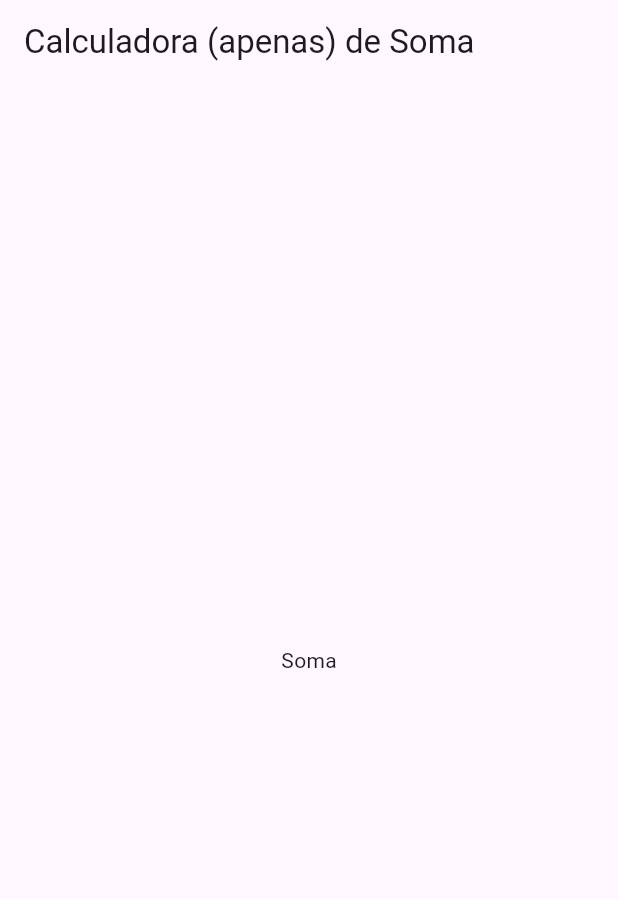
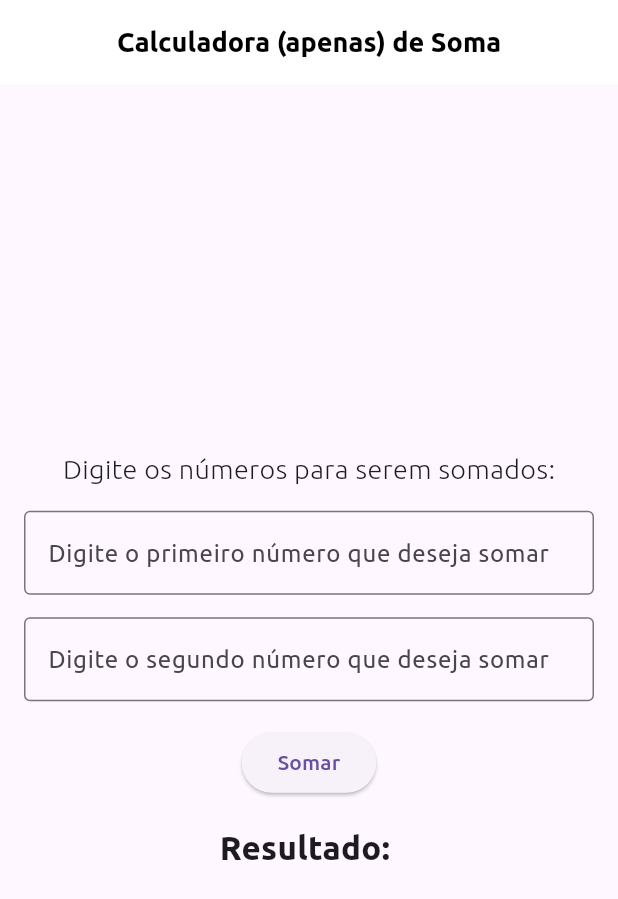
Before and after one commit to gabrsantos1/sum-app, a Flutter app: the screen it shows after launch, on a phone screen of 412 x 824 dp. Shown: the top 899 px of the screen. Run offline on Flutter 3.47's test engine with Material 3 defaults, Android fonts, the light colour scheme and no system bars; project files that could hold a hidden picture were left out.

Commit message:
feat: add sum and styles

```diff
--- a/lib/main.dart
+++ b/lib/main.dart
@@ -1,28 +1,18 @@
-import 'dart:io';
 import 'package:flutter/material.dart';
-import 'dart:math';
+import 'pages/home.dart';
 
 void main() {
   runApp(MyApp());
 }
 
 class MyApp extends StatelessWidget {
+  // This widget is the root of your application.
   @override
   Widget build(BuildContext context) {
     return MaterialApp(
-      home: Scaffold(
-        appBar: AppBar(title: Text('Calculadora (apenas) de Soma')),
-        body: Center(child: Text("Soma")),
-      ),
+      debugShowCheckedModeBanner: false,
+      theme: ThemeData(fontFamily: 'Ubuntu'),
+      home: const HomePage(),
     );
   }
 }
-
-class Sum {
-  double firstNumber;
-  double secondNumber;
-
-  Sum(this.firstNumber, this.secondNumber);
-
-  double get result => firstNumber + secondNumber;
-}
--- /dev/null
+++ b/lib/pages/home.dart
@@ -0,0 +1,77 @@
+import 'package:flutter/material.dart';
+
+class HomePage extends StatefulWidget {
+  const HomePage({super.key});
+
+  @override
+  _HomePageState createState() => _HomePageState();
+}
+
+class _HomePageState extends State<HomePage> {
+  final TextEditingController _num1Controller = TextEditingController();
+  final TextEditingController _num2Controller = TextEditingController();
+  double? _resultado;
+
+  void _somar() {
+    double num1 = double.tryParse(_num1Controller.text) ?? 0;
+    double num2 = double.tryParse(_num2Controller.text) ?? 0;
+    setState(() {
+      _resultado = num1 + num2;
+    });
+  }
+
+  @override
+  Widget build(BuildContext context) {
+    return Scaffold(
+      appBar: AppBar(
+        title: const Text(
+          "Calculadora (apenas) de Soma",
+          style: TextStyle(
+            color: Colors.black,
+            fontSize: 18,
+            fontWeight: FontWeight.bold,
+          ),
+        ),
+        backgroundColor: Colors.white,
+        centerTitle: true,
+      ),
+      body: Padding(
+        padding: const EdgeInsets.all(16.0),
+        child: Column(
+          mainAxisAlignment: MainAxisAlignment.center,
+          children: [
+            const Text(
+              "Digite os números para serem somados:",
+              style: TextStyle(fontSize: 18, fontWeight: FontWeight.w300),
+            ),
+            const SizedBox(height: 15),
+            TextField(
+              controller: _num1Controller,
+              keyboardType: TextInputType.number,
+              decoration: const InputDecoration(
+                labelText: "Digite o primeiro número que deseja somar",
+                border: OutlineInputBorder(),
+              ),
+            ),
+            const SizedBox(height: 15),
+            TextField(
+              controller: _num2Controller,
+              keyboardType: TextInputType.number,
+              decoration: const InputDecoration(
+                labelText: "Digite o segundo número que deseja somar",
+                border: OutlineInputBorder(),
+              ),
+            ),
+            const SizedBox(height: 17),
+            ElevatedButton(onPressed: _somar, child: const Text("Somar")),
+            const SizedBox(height: 17),
+            Text(
+              _resultado != null ? "Resultado: $_resultado" : "Resultado: ",
+              style: const TextStyle(fontSize: 22, fontWeight: FontWeight.bold),
+            ),
+          ],
+        ),
+      ),
+    );
+  }
+}
```
Also changed, not shown: pubspec.yaml (+12 -11 lines), fonts/Ubuntu-Bold.ttf (added), fonts/Ubuntu-BoldItalic.ttf (added), fonts/Ubuntu-Italic.ttf (added), fonts/Ubuntu-Light.ttf (added), fonts/Ubuntu-LightItalic.ttf (added), fonts/Ubuntu-Medium.ttf (added), fonts/Ubuntu-MediumItalic.ttf (added), fonts/Ubuntu-Regular.ttf (added).
